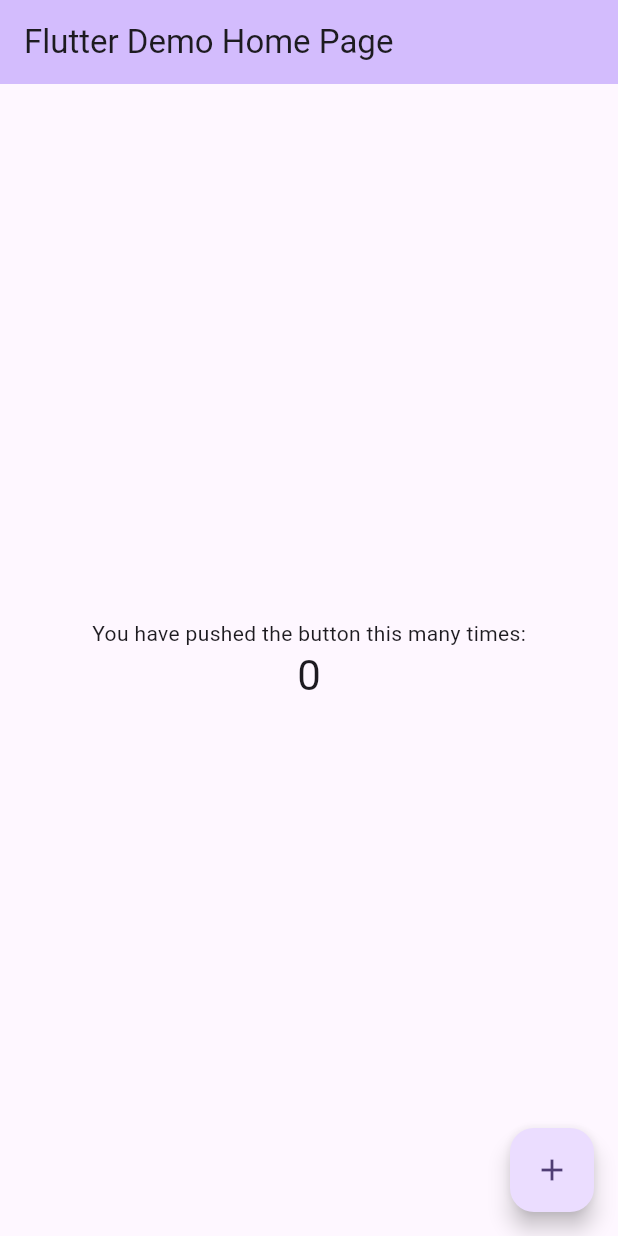
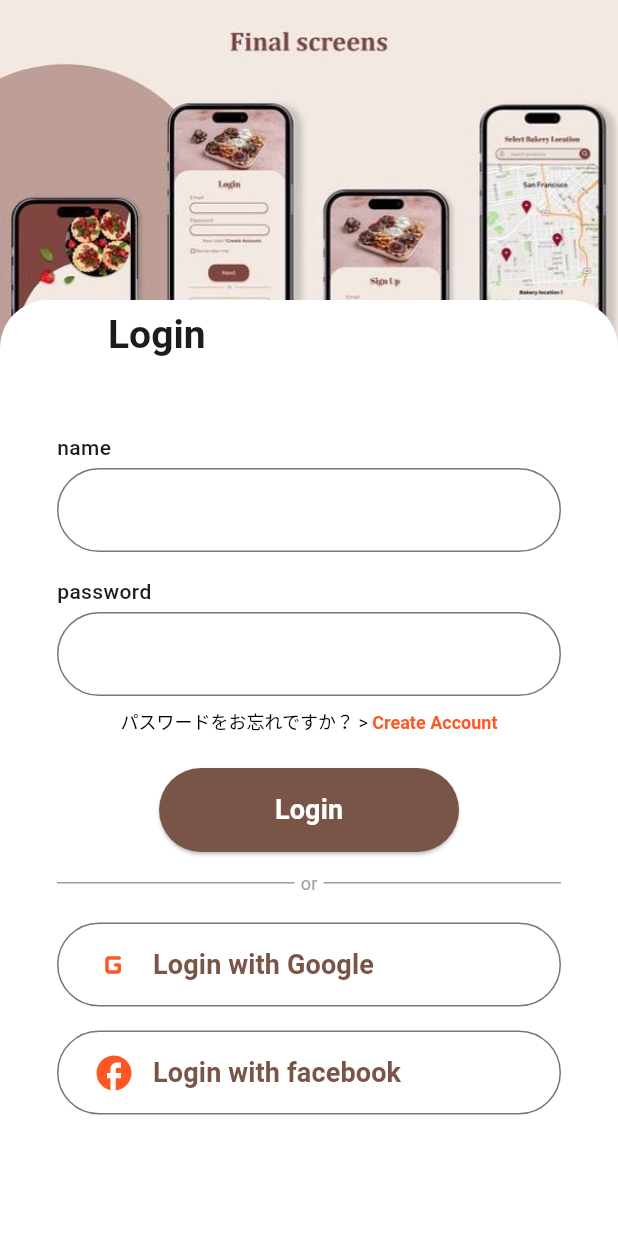
Before and after one commit to masa-futa/flutter_nokku, a Flutter app: the screen it shows after launch, on a phone screen of 412 x 824 dp. Run offline on Flutter 3.47's test engine with Material 3 defaults, Android fonts, the light colour scheme and no system bars; our stand-ins replace gap, hooks_riverpod.

Commit message:
add: Login画面作成

```diff
--- /dev/null
+++ b/packages/sample_1/lib/login/login.dart
@@ -0,0 +1 @@
+export 'src/login_screen.dart';
--- /dev/null
+++ b/packages/sample_1/lib/login/src/login_screen.dart
@@ -0,0 +1,239 @@
+import 'package:flutter/gestures.dart';
+import 'package:flutter/material.dart';
+import 'package:gap/gap.dart';
+
+class LoginScreen extends StatelessWidget {
+  const LoginScreen({super.key});
+
+  @override
+  Widget build(BuildContext context) {
+    return MaterialApp(
+      home: Scaffold(
+        body: Stack(
+          children: [
+            Container(
+              height: double.infinity,
+              decoration: const BoxDecoration(
+                image: DecorationImage(
+                  image: AssetImage(
+                    'assets/images/sample.jpg',
+                  ),
+                  fit: BoxFit.cover,
+                ),
+              ),
+            ),
+            LayoutBuilder(
+              builder: (context, constraints) {
+                return CustomScrollView(
+                  // 不要なbounceを抑制
+                  physics: const ClampingScrollPhysics(),
+                  slivers: [
+                    const SliverGap(200),
+                    const SliverAppBar(
+                      backgroundColor: Colors.white,
+                      shape: RoundedRectangleBorder(
+                        borderRadius: BorderRadius.only(
+                          topLeft: Radius.circular(32),
+                          topRight: Radius.circular(32),
+                        ),
+                      ),
+                      pinned: true,
+                      flexibleSpace: FlexibleSpaceBar(
+                        title: Text(
+                          'Login',
+                          style: TextStyle(
+                            fontSize: 26,
+                            fontWeight: FontWeight.bold,
+                          ),
+                        ),
+                      ),
+                    ),
+                    SliverList.list(
+                      children: [
+                        Container(
+                          padding: const EdgeInsets.symmetric(
+                            vertical: 32,
+                            horizontal: 38,
+                          ),
+                          height: constraints.maxHeight,
+                          decoration: const BoxDecoration(
+                            color: Colors.white,
+                          ),
+                          child: Column(
+                            children: [
+                              const _FormWidget(title: 'name'),
+                              const Gap(16),
+                              const _FormWidget(title: 'password'),
+                              const Gap(8),
+                              RichText(
+                                text: TextSpan(
+                                  style: const TextStyle(
+                                    fontSize: 12,
+                                    color: Colors.black,
+                                  ),
+                                  children: [
+                                    const TextSpan(
+                                      text: 'パスワードをお忘れですか？ > ',
+                                    ),
+                                    TextSpan(
+                                      text: 'Create Account',
+                                      style: const TextStyle(
+                                        color: Colors.deepOrange,
+                                        fontWeight: FontWeight.bold,
+                                      ),
+                                      recognizer: TapGestureRecognizer()
+                                        ..onTap = () {
+                                          print('再設定');
+                                        },
+                                    ),
+                                  ],
+                                ),
+                              ),
+                              const Gap(22),
+                              ElevatedButton(
+                                onPressed: () => print('ログイン'),
+                                style: ElevatedButton.styleFrom(
+                                  foregroundColor: Colors.white,
+                                  backgroundColor: Colors.brown,
+                                  minimumSize: const Size(
+                                    200,
+                                    56,
+                                  ),
+                                ),
+                                child: const Text(
+                                  'Login',
+                                  style: TextStyle(
+                                    fontSize: 18,
+                                    fontWeight: FontWeight.bold,
+                                  ),
+                                ),
+                              ),
+                              const Gap(12),
+                              const Row(
+                                children: [
+                                  Expanded(
+                                    child: Divider(
+                                      color: Colors.grey,
+                                      height: 1,
+                                    ),
+                                  ),
+                                  Gap(4),
+                                  Text(
+                                    'or',
+                                    style: TextStyle(
+                                      color: Colors.grey,
+                                      fontSize: 12,
+                                    ),
+                                  ),
+                                  Gap(4),
+                                  Expanded(
+                                    child: Divider(
+                                      color: Colors.grey,
+                                      height: 1,
+                                    ),
+                                  ),
+                                ],
+                              ),
+                              const Gap(18),
+                              _LoginButton(
+                                icon: Icons.g_mobiledata_rounded,
+                                title: 'Login with Google',
+                                onTapped: () {},
+                              ),
+                              const Gap(16),
+                              _LoginButton(
+                                icon: Icons.facebook,
+                                title: 'Login with facebook',
+                                onTapped: () {},
+                              ),
+                            ],
+                          ),
+                        ),
+                      ],
+                    ),
+                  ],
+                );
+              },
+            ),
+          ],
+        ),
+      ),
+    );
+  }
+}
+
+class _LoginButton extends StatelessWidget {
+  const _LoginButton({
+    required this.icon,
+    required this.title,
+    required this.onTapped,
+  });
+
+  final IconData icon;
+  final String title;
+  final VoidCallback onTapped;
+
+  @override
+  Widget build(BuildContext context) {
+    return OutlinedButton(
+      onPressed: onTapped,
+      style: OutlinedButton.styleFrom(
+        foregroundColor: Colors.brown,
+        iconColor: Colors.deepOrange,
+        minimumSize: const Size(
+          double.infinity,
+          56,
+        ),
+        shape: RoundedRectangleBorder(
+          borderRadius: BorderRadius.circular(50),
+        ),
+      ),
+      child: Row(
+        children: [
+          Icon(
+            icon,
+            size: 28,
+          ),
+          const Gap(12),
+          Text(
+            title,
+            style: const TextStyle(
+              fontSize: 18,
+              fontWeight: FontWeight.bold,
+            ),
+          ),
+        ],
+      ),
+    );
+  }
+}
+
+class _FormWidget extends StatelessWidget {
+  const _FormWidget({required this.title});
+
+  final String title;
+
+  @override
+  Widget build(BuildContext context) {
+    return Column(
+      crossAxisAlignment: CrossAxisAlignment.stretch,
+      children: [
+        Text(
+          title,
+          style: const TextStyle(
+            fontSize: 14,
+            fontWeight: FontWeight.w500,
+          ),
+        ),
+        const Gap(4),
+        TextFormField(
+          decoration: InputDecoration(
+            border: OutlineInputBorder(
+              borderRadius: BorderRadius.circular(50),
+            ),
+          ),
+        ),
+      ],
+    );
+  }
+}
--- a/packages/sample_1/lib/main.dart
+++ b/packages/sample_1/lib/main.dart
@@ -1,125 +1,11 @@
 import 'package:flutter/material.dart';
+import 'package:hooks_riverpod/hooks_riverpod.dart';
+import 'package:sample_1/login/login.dart';
 
 void main() {
-  runApp(const MyApp());
+  runApp(
+    ProviderScope(
+      child: LoginScreen(),
+    ),
+  );
 }
-
-class MyApp extends StatelessWidget {
-  const MyApp({super.key});
-
-  // This widget is the root of your application.
-  @override
-  Widget build(BuildContext context) {
-    return MaterialApp(
-      title: 'Flutter Demo',
-      theme: ThemeData(
-        // This is the theme of your application.
-        //
-        // TRY THIS: Try running your application with "flutter run". You'll see
-        // the application has a purple toolbar. Then, without quitting the app,
-        // try changing the seedColor in the colorScheme below to Colors.green
-        // and then invoke "hot reload" (save your changes or press the "hot
-        // reload" button in a Flutter-supported IDE, or press "r" if you used
-        // the command line to start the app).
-        //
-        // Notice that the counter didn't reset back to zero; the application
-        // state is not lost during the reload. To reset the state, use hot
-        // restart instead.
-        //
-        // This works for code too, not just values: Most code changes can be
-        // tested with just a hot reload.
-        colorScheme: ColorScheme.fromSeed(seedColor: Colors.deepPurple),
-        useMaterial3: true,
-      ),
-      home: const MyHomePage(title: 'Flutter Demo Home Page'),
-    );
-  }
-}
-
-class MyHomePage extends StatefulWidget {
-  const MyHomePage({super.key, required this.title});
-
-  // This widget is the home page of your application. It is stateful, meaning
-  // that it has a State object (defined below) that contains fields that affect
-  // how it looks.
-
-  // This class is the configuration for the state. It holds the values (in this
-  // case the title) provided by the parent (in this case the App widget) and
-  // used by the build method of the State. Fields in a Widget subclass are
-  // always marked "final".
-
-  final String title;
-
-  @override
-  State<MyHomePage> createState() => _MyHomePageState();
-}
-
-class _MyHomePageState extends State<MyHomePage> {
-  int _counter = 0;
-
-  void _incrementCounter() {
-    setState(() {
-      // This call to setState tells the Flutter framework that something has
-      // changed in this State, which causes it to rerun the build method below
-      // so that the display can reflect the updated values. If we changed
-      // _counter without calling setState(), then the build method would not be
-      // called again, and so nothing would appear to happen.
-      _counter++;
-    });
-  }
-
-  @override
-  Widget build(BuildContext context) {
-    // This method is rerun every time setState is called, for instance as done
-    // by the _incrementCounter method above.
-    //
-    // The Flutter framework has been optimized to make rerunning build methods
-    // fast, so that you can just rebuild anything that needs updating rather
-    // than having to individually change instances of widgets.
-    return Scaffold(
-      appBar: AppBar(
-        // TRY THIS: Try changing the color here to a specific color (to
-        // Colors.amber, perhaps?) and trigger a hot reload to see the AppBar
-        // change color while the other colors stay the same.
-        backgroundColor: Theme.of(context).colorScheme.inversePrimary,
-        // Here we take the value from the MyHomePage object that was created by
-        // the App.build method, and use it to set our appbar title.
-        title: Text(widget.title),
-      ),
-      body: Center(
-        // Center is a layout widget. It takes a single child and positions it
-        // in the middle of the parent.
-        child: Column(
-          // Column is also a layout widget. It takes a list of children and
-          // arranges them vertically. By default, it sizes itself to fit its
-          // children horizontally, and tries to be as tall as its parent.
-          //
-          // Column has various properties to control how it sizes itself and
-          // how it positions its children. Here we use mainAxisAlignment to
-          // center the children vertically; the main axis here is the vertical
-          // axis because Columns are vertical (the cross axis would be
-          // horizontal).
-          //
-          // TRY THIS: Invoke "debug painting" (choose the "Toggle Debug Paint"
-          // action in the IDE, or press "p" in the console), to see the
-          // wireframe for each widget.
-          mainAxisAlignment: MainAxisAlignment.center,
-          children: <Widget>[
-            const Text(
-              'You have pushed the button this many times:',
-            ),
-            Text(
-              '$_counter',
-              style: Theme.of(context).textTheme.headlineMedium,
-            ),
-          ],
-        ),
-      ),
-      floatingActionButton: FloatingActionButton(
-        onPressed: _incrementCounter,
-        tooltip: 'Increment',
-        child: const Icon(Icons.add),
-      ), // This trailing comma makes auto-formatting nicer for build methods.
-    );
-  }
-}
--- a/pubspec.yaml
+++ b/pubspec.yaml
@@ -3,5 +3,8 @@ name: ui_nokku
 environment:
   sdk: ^3.6.0-216.1.beta
 
+dependencies:
+  pedantic_mono: any
+
 dev_dependencies:
   melos: ^6.2.0
```
Also changed, not shown: melos.yaml (+21 -0 lines), packages/sample_1/pubspec.yaml (+13 -76 lines), packages/sample_1/pubspec.lock, pubspec.lock, 34 other files.
